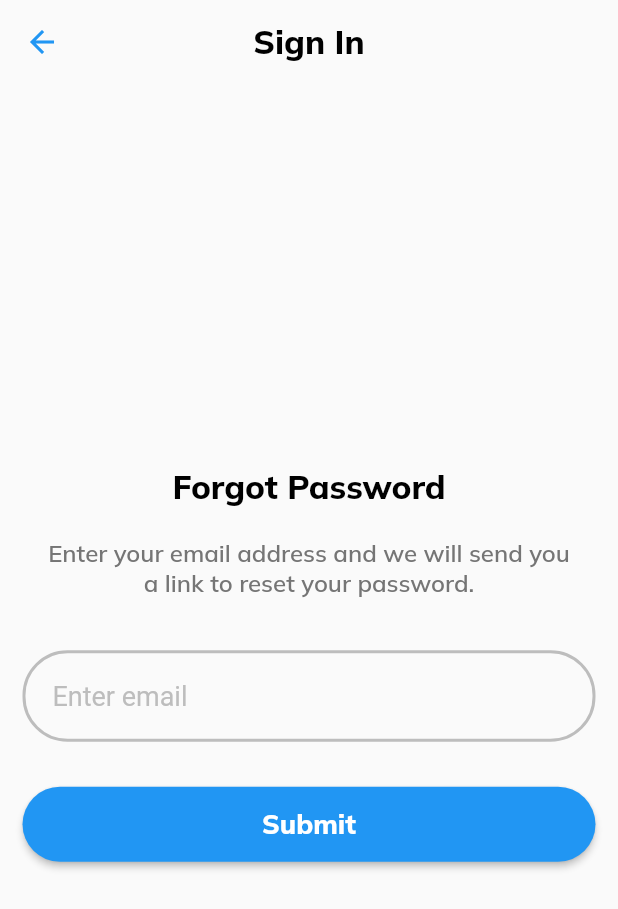
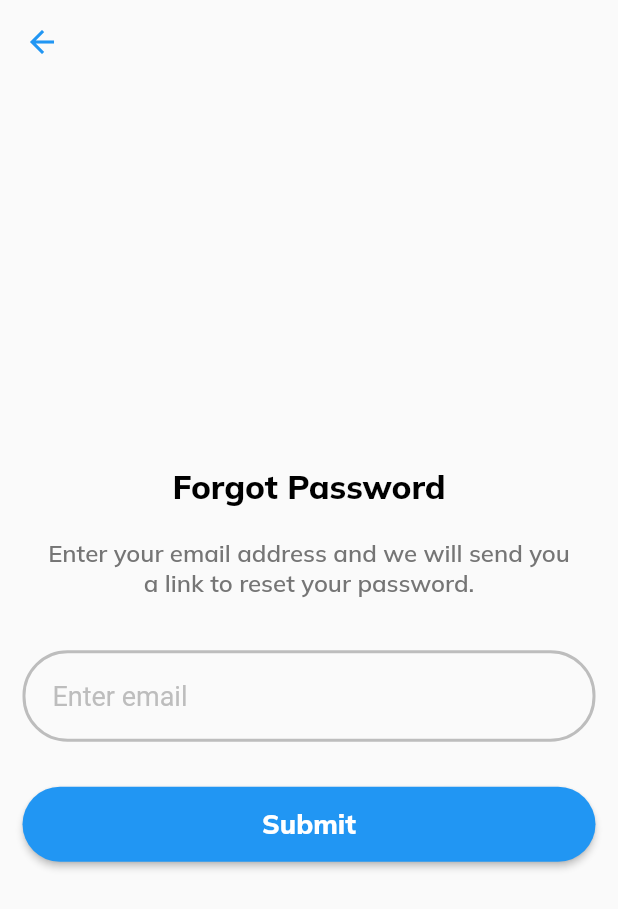
Before and after one commit to tayloradam1999/holberton-twitter_clone, a Flutter app: the ForgotPassword screen opened directly, on a phone screen of 412 x 824 dp. Shown: the top 909 px of the screen. Run offline on Flutter 3.47's test engine with Material 2 defaults, Android fonts, the phone set to English and light mode, and no system bars; our stand-ins replace google_fonts.

Commit message:
Fix Forgot_Password title

```diff
--- a/lib/screens/forgot_password_screen.dart
+++ b/lib/screens/forgot_password_screen.dart
@@ -43,7 +43,7 @@ class ForgotPasswordState extends State<ForgotPassword> {
           onPressed: () => Navigator.pop(context),
         ),
         title: Text(
-          'Sign In',
+          '',
           style: TextStyle(
             color: const Color.fromARGB(255, 0, 0, 0),
             fontFamily: GoogleFonts.mulish().fontFamily,
```
